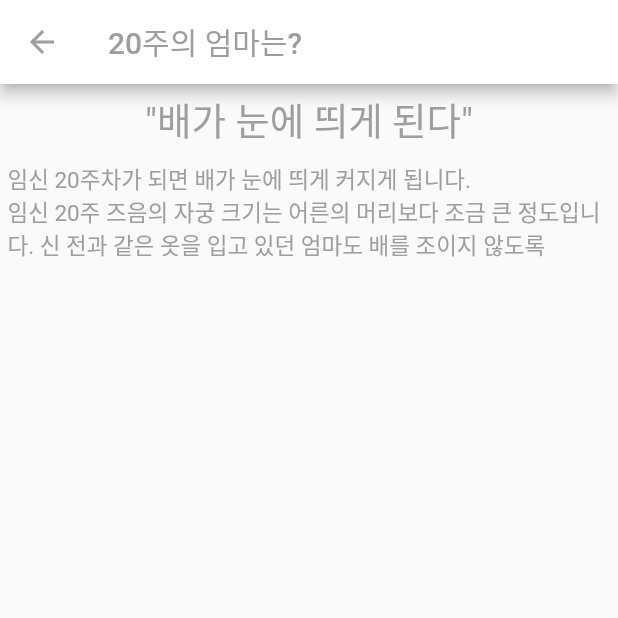
After one commit to ChoiYoungHan/CareApp, a Flutter app: the Calendar_Page screen opened directly, after a tap on "이번주 아기는?", on a phone screen of 412 x 824 dp, the top half of it. The commit adds this screen. Run offline on Flutter 3.47's test engine with Material 2 defaults, Android fonts, the phone set to English and light mode, and no system bars; our stand-ins replace image_picker, table_calendar.

Commit message:
주차별 정보제공 페이지 UI 추가

```diff
--- a/lib/home_page.dart
+++ b/lib/home_page.dart
@@ -1,4 +1,5 @@
 import 'package:care_application/main.dart';
+import 'package:care_application/week_info.dart';
 import 'package:flutter/material.dart';
 
 class Home_Page extends StatelessWidget {
@@ -103,6 +104,10 @@ class _HomePageState extends State<HomePage> {
                 children: [
                   Padding( // 여백을 주기 위해 사용하는 위젯
                     padding: EdgeInsets.all(10), // 모든 면의 여백을 10만큼 줌
+                    child: InkWell(
+                      onTap: (){
+                        Navigator.of(context).push(MaterialPageRoute(builder: (context) => Week_Info()));
+                      },
                       child: Container( // 상자 위젯
                         width: MediaQuery.of(context).size.width * 0.45, // 화면 가로 길이의 45%만큼 너비를 줌
                         height: MediaQuery.of(context).size.height * 0.25, // 화면 세로 길이의 25%만큼 높이를 줌
@@ -122,6 +127,7 @@ class _HomePageState extends State<HomePage> {
                             Text('이번주 아기는?', style: TextStyle(color: Colors.grey, fontSize: 20, fontWeight: FontWeight.bold)) // 글자색은 회색, 크기 20, 볼드체
                           ]
                         )
+                      ),
                     )
                   ),
                   Padding( // 여백을 주기 위해 사용하는 위젯
--- a/lib/input_diary.dart
+++ b/lib/input_diary.dart
@@ -114,7 +114,7 @@ class _inputdiary_PageState extends State<inputdiary_Page> {
                             builder: (BuildContext context) {
                               return Container( // 상자 위젯 반환
                                 decoration: BoxDecoration( // 디자인
-                                  color: Colors.white, // 색상은 흰색
+                                  color: Colors.white,
                                   borderRadius: BorderRadius.circular(10) // 모서리를 10만큼 둥글게
                                 ),
                                 height: MediaQuery.of(context).size.height * 0.25, // 화면 세로 길이의 25%를 높이로 설정
--- a/lib/main.dart
+++ b/lib/main.dart
@@ -29,8 +29,8 @@ class _Calendar_PageState extends State<Calendar_Page> {
 
   @override
   Widget build(BuildContext context) {
-    return Scaffold(
-      appBar: AppBar(
+    return Scaffold( // 상 중 하를 나누는 위젯
+      appBar: AppBar( // 상단 바
         automaticallyImplyLeading: false, // 뒤로가기 버튼이 자동으로 생성되는 것을 방지
         backgroundColor: Colors.white, // 배경색: 흰색
         title: Text('캘린더', style: TextStyle(color: Colors.grey)) // 제목을 '캘린더'로 한다. 색상은 회색
--- /dev/null
+++ b/lib/week_info.dart
@@ -0,0 +1,64 @@
+import 'package:care_application/home_page.dart';
+import 'package:flutter/material.dart';
+
+class Week_Info extends StatelessWidget {
+  const Week_Info({Key? key}) : super(key: key);
+
+  @override
+  Widget build(BuildContext context) {
+    return MaterialApp(
+      debugShowCheckedModeBanner: false, // 우측 상단에 debug 리본 제거
+      home: WeekInfo()
+    );
+  }
+}
+
+class WeekInfo extends StatefulWidget {
+  const WeekInfo({Key? key}) : super(key: key);
+
+  @override
+  State<WeekInfo> createState() => _WeekInfoState();
+}
+
+class _WeekInfoState extends State<WeekInfo> {
+
+  int baby_mom = 1;
+
+  String baby = '20', mom = '20';
+
+  @override
+  Widget build(BuildContext context) {
+    return Scaffold( // 상 중 하를 나누는 위젯
+      appBar: AppBar( // 상단 바
+        backgroundColor: Colors.white,
+        leading: IconButton( // 아이콘 버튼 위젯
+          onPressed: (){ // 뒤로가기 버튼 클릭 시 수행할 동작
+            Navigator.of(context).push(MaterialPageRoute(builder: (context) => Home_Page()));
+          },
+          icon: Icon(Icons.arrow_back, color: Colors.grey) // 뒤로가기 버튼, 회색
+        ),
+        title: baby_mom == 0 ? // 삼항 연산자, baby_mom의 값이 1이면
+          Text(baby + '주의 아기는?', style: TextStyle(color: Colors.grey)) :
+          Text(mom + '주의 엄마는?', style: TextStyle(color: Colors.grey))
+      ),
+      body: SafeArea( // MediaQuery를 통해 앱의 실제 화면 크기를 계산하고 이를 영역으로 삼아 내용을 표시
+        child: Column( // 세로 정렬
+          children: [
+            Padding(
+              padding: EdgeInsets.all(5), // 모든 면의 여백을 5만큼 줌
+              child: Center( // 가운데 정렬
+                child: Text('"' + '배가 눈에 띄게 된다' + '"', style: TextStyle(color: Colors.grey, fontSize: 25)) // 텍스트 색상은 회색, 크기 25
+              ),
+            ),
+            Padding( // 여백을 주기 위해 사용하는 위젯
+              padding: EdgeInsets.all(5), // 모든 면의 여백을 5만큼 줌
+              child: Text('임신 20주차가 되면 배가 눈에 띄게 커지게 됩니다. \n임신 20주 즈음의 자궁 크기는 어른의 머리보다 조금 큰 정도입니다. 신 전과 같은 옷을 입고 있던 엄마도 배를 조이지 않도록 ',
+                style: TextStyle(fontSize: 15, color: Colors.grey) // 텍스트 색상은 회색, 크기 15
+              )
+            )
+          ]
+        )
+      )
+    );
+  }
+}
```
Lines whose indentation alone changed are shown as unchanged.
